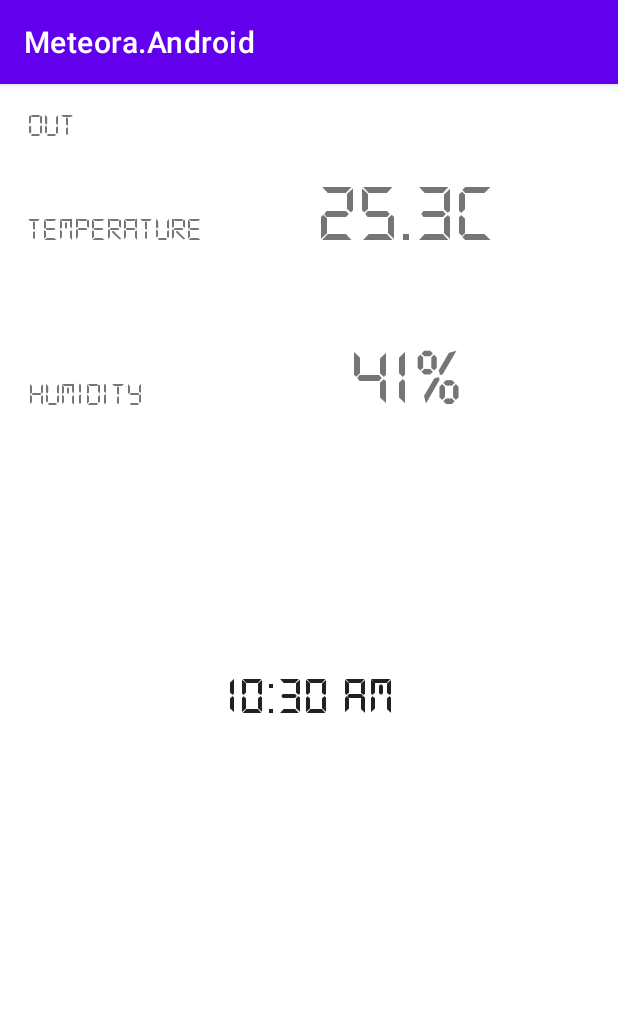
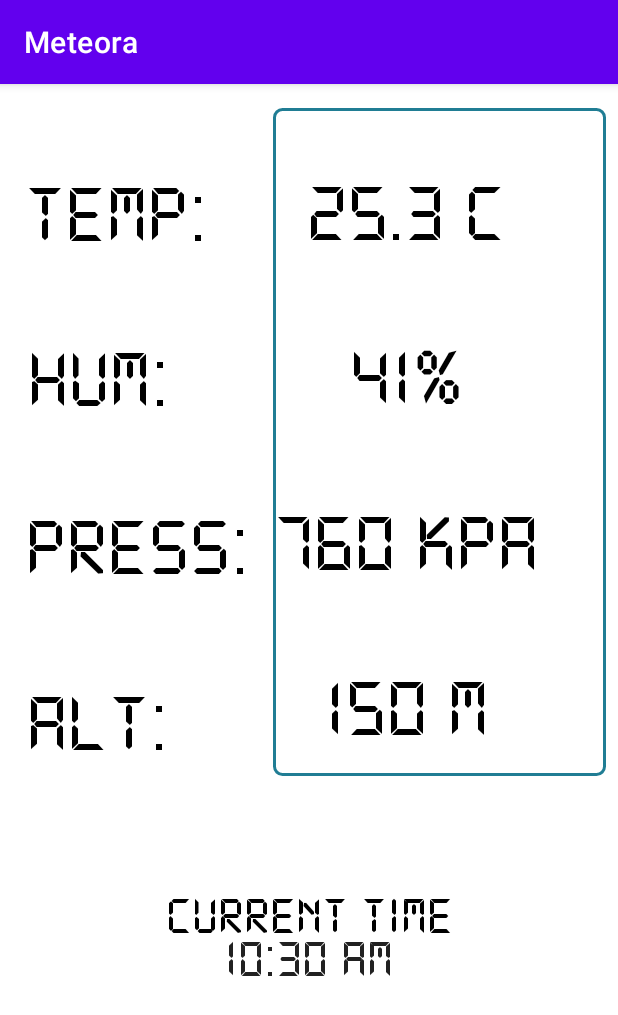
Before and after one commit to Ledrunning/WiFiOutdoorSensor, an Android app: the screen it shows after launch (MainActivity), on a phone screen of 412 x 824 dp. Shown: the top 1015 px of the screen. Run offline under Robolectric (Android 15) with nearby library versions, the phone set to English and light mode, and no system bars; our stand-ins replace Volley.

```diff
--- a/MeteoraAndroid/app/build.gradle
+++ b/MeteoraAndroid/app/build.gradle
@@ -33,6 +33,7 @@ dependencies {
     implementation 'androidx.appcompat:appcompat:1.2.0'
     implementation 'com.google.android.material:material:1.2.1'
     implementation 'androidx.constraintlayout:constraintlayout:2.0.1'
+    implementation 'com.android.volley:volley:1.2.1'
     testImplementation 'junit:junit:4.+'
     androidTestImplementation 'androidx.test.ext:junit:1.1.2'
     androidTestImplementation 'androidx.test.espresso:espresso-core:3.3.0'
--- a/MeteoraAndroid/app/src/main/AndroidManifest.xml
+++ b/MeteoraAndroid/app/src/main/AndroidManifest.xml
@@ -5,7 +5,7 @@
     <application
         android:allowBackup="true"
         android:icon="@mipmap/ic_launcher"
-        android:label="@string/app_name"
+        android:label="Meteora"
         android:roundIcon="@mipmap/ic_launcher_round"
         android:supportsRtl="true"
         android:theme="@style/Theme.MeteoraAndroid">
@@ -17,5 +17,5 @@
             </intent-filter>
         </activity>
     </application>
-
+    <uses-permission android:name="android.permission.INTERNET" />
 </manifest>
--- a/MeteoraAndroid/app/src/main/java/com/example/meteoraandroid/CustomTextClock.java
+++ b/MeteoraAndroid/app/src/main/java/com/example/meteoraandroid/CustomTextClock.java
@@ -11,26 +11,26 @@ public class CustomTextClock extends TextClock {
 
     public CustomTextClock(Context context) {
         super(context);
-        setLocaleDateFormat();
+        //setLocaleDateFormat();
         this.setDesigningText();
     }
 
     public CustomTextClock(Context context, AttributeSet attrs) {
         super(context, attrs);
-        setLocaleDateFormat();
+        //setLocaleDateFormat();
         this.setDesigningText();
     }
 
     public CustomTextClock(Context context, AttributeSet attrs, int defStyleAttr) {
         super(context, attrs, defStyleAttr);
-        setLocaleDateFormat();
+        //setLocaleDateFormat();
         this.setDesigningText();
     }
 
     @RequiresApi(api = Build.VERSION_CODES.LOLLIPOP)
     public CustomTextClock(Context context, AttributeSet attrs, int defStyleAttr, int defStyleRes) {
         super(context, attrs, defStyleAttr, defStyleRes);
-        setLocaleDateFormat();
+        //setLocaleDateFormat();
         this.setDesigningText();
     }
 
--- a/MeteoraAndroid/app/src/main/java/com/example/meteoraandroid/MainActivity.java
+++ b/MeteoraAndroid/app/src/main/java/com/example/meteoraandroid/MainActivity.java
@@ -3,12 +3,80 @@ package com.example.meteoraandroid;
 import androidx.appcompat.app.AppCompatActivity;
 
 import android.os.Bundle;
+import android.util.Log;
+import android.widget.Toast;
+
+import com.android.volley.Request;
+import com.android.volley.RequestQueue;
+import com.android.volley.Response;
+import com.android.volley.VolleyError;
+import com.android.volley.toolbox.StringRequest;
+import com.android.volley.toolbox.Volley;
+
+import org.json.JSONException;
+import org.json.JSONObject;
+
+import java.util.Arrays;
+import java.util.List;
 
 public class MainActivity extends AppCompatActivity {
+
+    private RequestQueue mRequestQueue;
+    private StringRequest mStringRequest;
+    private static final String TAG = MainActivity.class.getName();
+    List<String> routings = Arrays.asList("/temperature", "/humidity", "/altitude", "/pressure", "/battery_status");
+    private String url = "http://192.168.0.101/";
 
     @Override
     protected void onCreate(Bundle savedInstanceState) {
         super.onCreate(savedInstanceState);
         setContentView(R.layout.activity_main);
     }
+
+    private void sendAndRequestResponse() {
+
+        //RequestQueue initialized
+        mRequestQueue = Volley.newRequestQueue(this);
+
+        //String Request initialized
+        mStringRequest = new StringRequest(Request.Method.GET, url, new Response.Listener<String>() {
+            @Override
+            public void onResponse(String response) {
+
+                Toast.makeText(getApplicationContext(),"Response :" + response.toString(), Toast.LENGTH_LONG).show();//display the response on screen
+
+            }
+        }, new Response.ErrorListener() {
+            @Override
+            public void onErrorResponse(VolleyError error) {
+
+                Log.i(TAG,"Error :" + error.toString());
+            }
+        });
+
+        mRequestQueue.add(mStringRequest);
+    }
+
+
+    /*private void runThread() {
+
+        new Thread() {
+            public void run() {
+                while (i++ < 1000) {
+                    try {
+                        runOnUiThread(new Runnable() {
+
+                            @Override
+                            public void run() {
+                                btn.setText("#" + i);
+                            }
+                        });
+                        Thread.sleep(300);
+                    } catch (InterruptedException e) {
+                        e.printStackTrace();
+                    }
+                }
+            }
+        }.start();
+    } */
 }
--- /dev/null
+++ b/MeteoraAndroid/app/src/main/res/drawable-v24/rectangle.xml
@@ -0,0 +1,11 @@
+<?xml version="1.0" encoding="UTF-8"?>
+<shape xmlns:android="http://schemas.android.com/apk/res/android" android:id="@+id/listview_background_shape">
+    <stroke android:width="2dp"
+        android:color="#ff207d94" />
+    <padding android:left="2dp"
+        android:top="2dp"
+        android:right="2dp"
+        android:bottom="2dp" />
+    <corners android:radius="5dp" />
+    <solid android:color="#ffffffff" />
+</shape>
--- a/MeteoraAndroid/app/src/main/res/layout/activity_main.xml
+++ b/MeteoraAndroid/app/src/main/res/layout/activity_main.xml
@@ -6,54 +6,39 @@
     android:layout_height="match_parent"
     tools:context=".MainActivity">
 
+    <View
+        android:id="@+id/myRectangleView"
+        android:layout_width="222dp"
+        android:layout_height="445dp"
+        android:layout_marginTop="16dp"
+        android:layout_marginEnd="8dp"
+        android:background="@drawable/rectangle"
+        app:layout_constraintEnd_toEndOf="parent"
+        app:layout_constraintTop_toTopOf="parent" />
+
     <TextView
+        android:id="@+id/lbTime"
         android:layout_width="wrap_content"
         android:layout_height="wrap_content"
-        android:text="OUT"
-        android:textSize="22dp"
         android:fontFamily="@font/ds_digi"
+        android:text="Current time"
+        android:textColor="#000000"
+        android:textSize="35dp"
         app:layout_constraintBottom_toBottomOf="parent"
-        app:layout_constraintHorizontal_bias="0.047"
         app:layout_constraintLeft_toLeftOf="parent"
         app:layout_constraintRight_toRightOf="parent"
         app:layout_constraintTop_toTopOf="parent"
-        app:layout_constraintVertical_bias="0.022" />
+        app:layout_constraintVertical_bias="0.733" />
 
     <TextView
-        android:id="@+id/textView"
-        android:layout_width="wrap_content"
-        android:layout_height="wrap_content"
-        android:fontFamily="@font/ds_digi"
-        android:text="Temperature"
-        android:textSize="22dp"
-        app:layout_constraintBottom_toBottomOf="parent"
-        app:layout_constraintHorizontal_bias="0.059"
-        app:layout_constraintLeft_toLeftOf="parent"
-        app:layout_constraintRight_toRightOf="parent"
-        app:layout_constraintTop_toTopOf="parent"
-        app:layout_constraintVertical_bias="0.115" />
-
-    <TextView
-        android:id="@+id/textView3"
-        android:layout_width="wrap_content"
-        android:layout_height="wrap_content"
-        android:fontFamily="@font/ds_digi"
-        android:text="Humidity"
-        android:textSize="22dp"
-        app:layout_constraintBottom_toBottomOf="parent"
-        app:layout_constraintHorizontal_bias="0.056"
-        app:layout_constraintLeft_toLeftOf="parent"
-        app:layout_constraintRight_toRightOf="parent"
-        app:layout_constraintTop_toTopOf="parent"
-        app:layout_constraintVertical_bias="0.263" />
-
-    <TextView
+        android:id="@+id/temperature"
         android:layout_width="200dp"
         android:layout_height="86dp"
+        android:fontFamily="@font/ds_digi"
         android:gravity="center_horizontal"
-        android:fontFamily="@font/ds_digi"
-        android:text="25.3C"
+        android:text="25.3 C"
         android:textAlignment="center"
+        android:textColor="#000000"
         android:textSize="55dp"
         app:layout_constraintBottom_toBottomOf="parent"
         app:layout_constraintHorizontal_bias="0.805"
@@ -63,13 +48,29 @@
         app:layout_constraintVertical_bias="0.086" />
 
     <TextView
-        android:id="@+id/textView2"
+        android:id="@+id/lbTemperature"
+        android:layout_width="wrap_content"
+        android:layout_height="wrap_content"
+        android:fontFamily="@font/ds_digi"
+        android:text="Temp:"
+        android:textColor="#000000"
+        android:textSize="55dp"
+        app:layout_constraintBottom_toBottomOf="parent"
+        app:layout_constraintHorizontal_bias="0.058"
+        app:layout_constraintLeft_toLeftOf="parent"
+        app:layout_constraintRight_toRightOf="parent"
+        app:layout_constraintTop_toTopOf="parent"
+        app:layout_constraintVertical_bias="0.083" />
+
+    <TextView
+        android:id="@+id/humidity"
         android:layout_width="200dp"
         android:layout_height="86dp"
+        android:fontFamily="@font/ds_digi"
         android:gravity="center_horizontal"
-        android:fontFamily="@font/ds_digi"
         android:text="41%"
         android:textAlignment="center"
+        android:textColor="#000000"
         android:textSize="55dp"
         app:layout_constraintBottom_toBottomOf="parent"
         app:layout_constraintHorizontal_bias="0.805"
@@ -78,22 +79,104 @@
         app:layout_constraintTop_toTopOf="parent"
         app:layout_constraintVertical_bias="0.246" />
 
+    <TextView
+        android:id="@+id/lbHumidity"
+        android:layout_width="wrap_content"
+        android:layout_height="wrap_content"
+        android:fontFamily="@font/ds_digi"
+        android:text="Hum:"
+        android:textColor="#000000"
+        android:textSize="55dp"
+        app:layout_constraintBottom_toBottomOf="parent"
+        app:layout_constraintHorizontal_bias="0.059"
+        app:layout_constraintLeft_toLeftOf="parent"
+        app:layout_constraintRight_toRightOf="parent"
+        app:layout_constraintTop_toTopOf="parent"
+        app:layout_constraintVertical_bias="0.238" />
+
+    <TextView
+        android:id="@+id/pressure"
+        android:layout_width="200dp"
+        android:layout_height="86dp"
+        android:fontFamily="@font/ds_digi"
+        android:gravity="center_horizontal"
+        android:text="760 kPa"
+        android:textAlignment="center"
+        android:textColor="#000000"
+        android:textSize="55dp"
+        app:layout_constraintBottom_toBottomOf="parent"
+        app:layout_constraintHorizontal_bias="0.805"
+        app:layout_constraintLeft_toLeftOf="parent"
+        app:layout_constraintRight_toRightOf="parent"
+        app:layout_constraintTop_toTopOf="parent"
+        app:layout_constraintVertical_bias="0.409" />
+
+    <TextView
+        android:id="@+id/lbPressure"
+        android:layout_width="wrap_content"
+        android:layout_height="wrap_content"
+        android:layout_marginStart="16dp"
+        android:fontFamily="@font/ds_digi"
+        android:text="Press:"
+        android:textColor="#000000"
+        android:textSize="55dp"
+        app:layout_constraintBottom_toBottomOf="parent"
+        app:layout_constraintEnd_toStartOf="@+id/myRectangleView"
+        app:layout_constraintHorizontal_bias="0.06"
+        app:layout_constraintStart_toStartOf="parent"
+        app:layout_constraintTop_toTopOf="parent"
+        app:layout_constraintVertical_bias="0.395" />
+
+    <TextView
+        android:id="@+id/altitude"
+        android:layout_width="200dp"
+        android:layout_height="86dp"
+        android:fontFamily="@font/ds_digi"
+        android:gravity="center_horizontal"
+        android:text="150 m"
+        android:textAlignment="center"
+        android:textColor="#000000"
+        android:textSize="55dp"
+        app:layout_constraintBottom_toBottomOf="parent"
+        app:layout_constraintHorizontal_bias="0.805"
+        app:layout_constraintLeft_toLeftOf="parent"
+        app:layout_constraintRight_toRightOf="parent"
+        app:layout_constraintTop_toTopOf="parent"
+        app:layout_constraintVertical_bias="0.57" />
+
+    <TextView
+        android:id="@+id/lbAltitude"
+        android:layout_width="wrap_content"
+        android:layout_height="wrap_content"
+        android:fontFamily="@font/ds_digi"
+        android:text="Alt:"
+        android:textColor="#000000"
+        android:textSize="55dp"
+        app:layout_constraintBottom_toBottomOf="parent"
+        app:layout_constraintHorizontal_bias="0.056"
+        app:layout_constraintLeft_toLeftOf="parent"
+        app:layout_constraintRight_toRightOf="parent"
+        app:layout_constraintTop_toTopOf="parent"
+        app:layout_constraintVertical_bias="0.56" />
+
     <com.example.meteoraandroid.CustomTextClock
         android:id="@+id/textClock"
         android:layout_width="306dp"
-        android:layout_height="150dp"
+        android:layout_height="0dp"
         android:layout_marginStart="20dp"
         android:layout_marginTop="100dp"
         android:layout_marginEnd="20dp"
-        android:layout_marginBottom="200dp"
+        android:layout_marginBottom="44dp"
+        android:fontFamily="@font/ds_digi"
         android:format12Hour="@null"
-        android:format24Hour="dd MMM yyyy k:mm:ss"
+        android:format24Hour="dd MMM yyyy k:mm"
         android:textAlignment="center"
-        android:fontFamily="@font/ds_digi"
         android:textSize="35dp"
         app:layout_constraintBottom_toBottomOf="parent"
         app:layout_constraintEnd_toEndOf="parent"
+        app:layout_constraintHorizontal_bias="0.492"
         app:layout_constraintStart_toStartOf="parent"
-        app:layout_constraintTop_toBottomOf="@+id/textView2" />
+        app:layout_constraintTop_toBottomOf="@+id/myRectangleView"
+        app:layout_constraintVertical_bias="0.0" />
 
 </androidx.constraintlayout.widget.ConstraintLayout>
--- a/MeteoraAndroid/build.gradle
+++ b/MeteoraAndroid/build.gradle
@@ -6,7 +6,6 @@ buildscript {
     }
     dependencies {
         classpath "com.android.tools.build:gradle:4.2.0"
-
         // NOTE: Do not place your application dependencies here; they belong
         // in the individual module build.gradle files
     }
```
